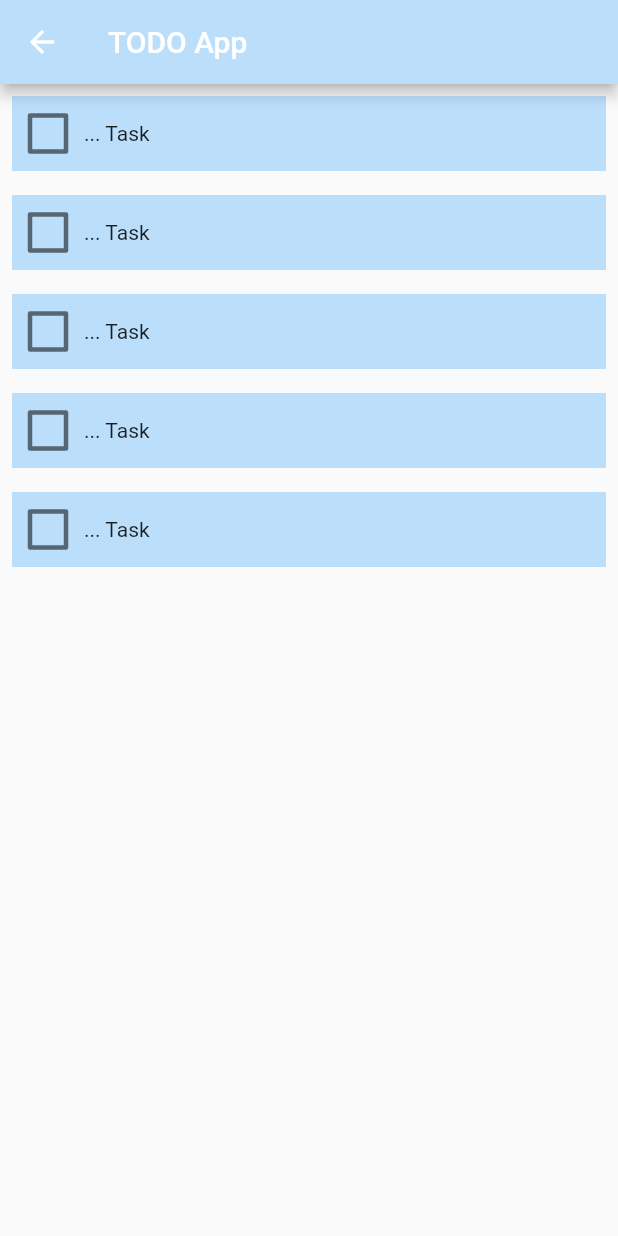
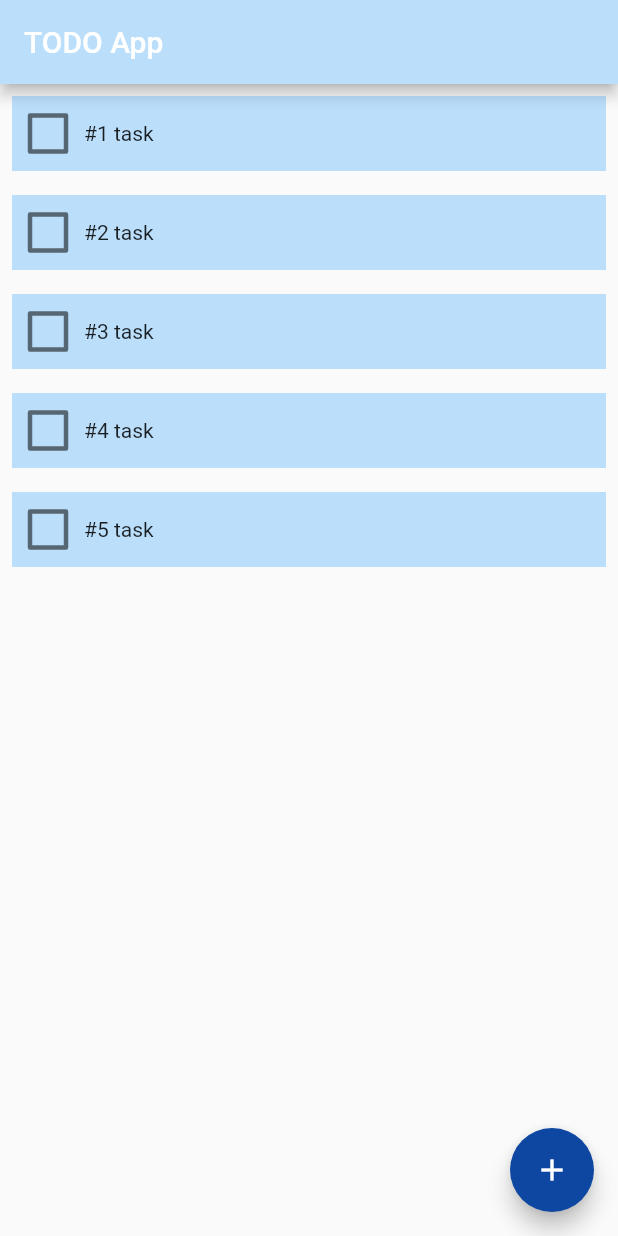
Before and after one commit to kleytonstn/fancy_todo, a Flutter app: the HomeScreen screen opened directly, on a phone screen of 412 x 824 dp. Run offline on Flutter 3.47's test engine with Material 2 defaults, Android fonts, the phone set to English and light mode, and no system bars.

Commit message:
Commit 003, * add floating action button; * rename classes following standards; * fix unchanged task mnemonics;

```diff
--- a/lib/HomeScreen.dart
+++ /dev/null
@@ -1,21 +0,0 @@
-import 'package:flutter/material.dart';
-import 'TaskToolbox/Layout.dart';
-
-class HomeScreen extends StatelessWidget {
-  const HomeScreen({super.key});
-
-  @override
-  Widget build(BuildContext context) {
-    final tasks = List.generate(5, (int index) => index);
-    return Scaffold(
-      // returns the home screen as Scaffold for hot reload
-      appBar: AppBar(
-          title: const Text('TODO App'), backgroundColor: Colors.blue[100]),
-      body: ListView(
-        children: tasks.map((task) => TaskLayout(taskName: '#$task task')).toList(),
-
-      ),
-      // TODO(Kleyton): The number + name of the task isn't being displayed
-    );
-  }
-}
--- /dev/null
+++ b/lib/home_screen.dart
@@ -0,0 +1,30 @@
+import 'package:flutter/material.dart';
+import 'taskToolbox/layout.dart';
+
+class HomeScreen extends StatelessWidget {
+  const HomeScreen({super.key});
+
+  @override
+  Widget build(BuildContext context) {
+    final tasks = List.generate(5, (int index) => index+1);
+    return Scaffold(
+      // returns the home screen as Scaffold for hot reload
+      appBar: AppBar(
+          title: const Text('TODO App'),
+          backgroundColor: Colors.blue[100],
+      ),
+      body: ListView(
+        children: tasks.map((task) => TaskLayout(taskName: '#$task task')).toList(), // TODO: user-defined mnemonic for task name
+      ),
+        floatingActionButton: FloatingActionButton(
+          onPressed: (){}, // TODO: add a new task
+          backgroundColor: Colors.blue[900],
+          child: const Center(
+              child: Icon(
+                  Icons.add
+              )
+            )
+          ),
+    );
+  }
+}
--- a/lib/TaskToolbox/Layout.dart
+++ b/lib/taskToolbox/layout.dart
@@ -1,11 +1,12 @@
 import 'package:flutter/material.dart';
-import 'Checkbox.dart';
+import 'package:todo_app/taskToolbox/checkbox.dart';
 
 class TaskLayout extends StatelessWidget {
   const TaskLayout({
     Key? key,
     required this.taskName,
   }) : super(key: key);
+
   final String taskName;
 
   @override
@@ -18,13 +19,11 @@ class TaskLayout extends StatelessWidget {
         color: Colors.blue[100],
         alignment: const Alignment(-0.9, 0),
         child: Row(
-          children: const [
-            TaskCheckbox(),
-            Text("... Task"),
+          children: [
+            const TaskCheckbox(),
+            Text(taskName),
           ],
-
         ),
-
       ),
     );
   }
```
Also changed, not shown: lib/main.dart (+5 -43 lines), lib/taskToolbox/checkbox.dart (renamed from lib/TaskToolbox/Checkbox.dart, +3 -13 lines), pubspec.lock.
